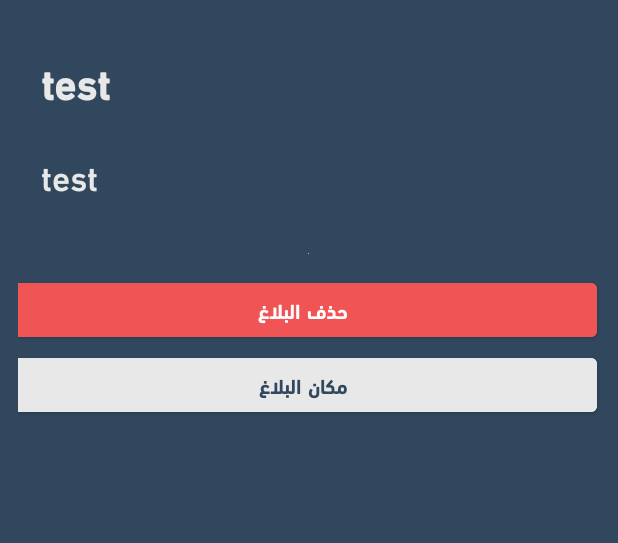
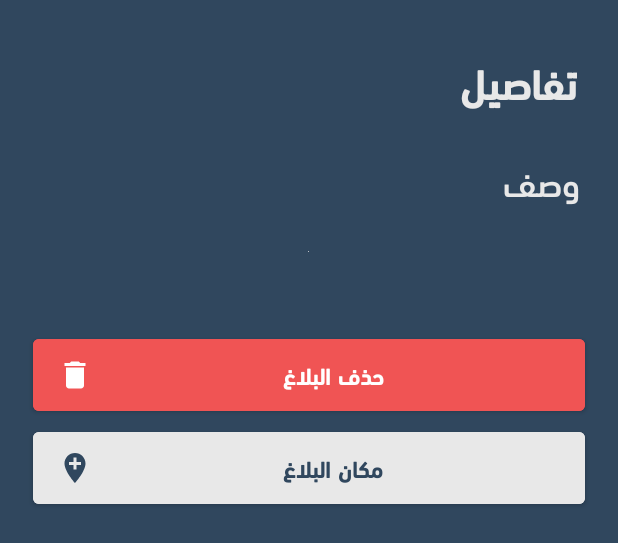
Before and after one commit to loai98/Nine11_2, an Android app: the layout activity_report_details.xml on its own in the app's theme, with its tools: preview values and no code run, on a phone screen of 412 x 824 dp. Shown: the top 543 px of the screen. Run offline under Robolectric (Android 15) with nearby library versions, the phone set to English and light mode, and no system bars.

Commit message:
it's done

```diff
--- a/app/src/main/AndroidManifest.xml
+++ b/app/src/main/AndroidManifest.xml
@@ -12,7 +12,7 @@
 
     <application
         android:allowBackup="true"
-        android:icon="@mipmap/ic_launcher"
+        android:icon="@drawable/header1"
         android:label="@string/app_name"
         android:roundIcon="@mipmap/ic_launcher_round"
         android:supportsRtl="true"
--- a/app/src/main/res/drawable/header_layer.xml
+++ b/app/src/main/res/drawable/header_layer.xml
@@ -4,7 +4,8 @@
 
     <gradient
         android:startColor="@color/colorLayerSemiDark"
-        android:centerColor="@color/colorLayerDark">
+        android:centerColor="#95000000"
+        android:endColor="@color/colorLayerSemiDark">
 
     </gradient>
 </shape>
--- /dev/null
+++ b/app/src/main/res/drawable/ic_baseline_delete_24.xml
@@ -0,0 +1,5 @@
+<vector android:height="24dp" android:tint="#FFFFFF"
+    android:viewportHeight="24" android:viewportWidth="24"
+    android:width="24dp" xmlns:android="http://schemas.android.com/apk/res/android">
+    <path android:fillColor="@android:color/white" android:pathData="M6,19c0,1.1 0.9,2 2,2h8c1.1,0 2,-0.9 2,-2V7H6v12zM19,4h-3.5l-1,-1h-5l-1,1H5v2h14V4z"/>
+</vector>
--- a/app/src/main/res/layout/activity_report_details.xml
+++ b/app/src/main/res/layout/activity_report_details.xml
@@ -18,36 +18,38 @@
 
         <TextView
             android:id="@+id/donationDetails_title"
-            android:layout_alignParentStart="true"
-            android:layout_marginStart="15dp"
+            android:layout_width="252dp"
+            android:layout_height="wrap_content"
             android:layout_marginTop="15dp"
+            android:layout_toStartOf="@id/donationDetails_date"
+            android:text="تفاصيل"
+            android:textColor="@color/colorThre"
             android:textSize="28sp"
-            android:layout_toStartOf="@id/donationDetails_date"
-            android:textStyle="bold"
-            android:text="test"
-            android:textColor="@color/colorThre"
-            android:layout_width="wrap_content"
-            android:layout_height="wrap_content"/>
+            android:textStyle="bold" />
 
         <TextView
             android:id="@+id/donationDetails_description"
+            android:layout_width="wrap_content"
+            android:layout_height="wrap_content"
             android:layout_below="@+id/donationDetails_title"
-            android:layout_alignParentStart="true"
-            android:layout_margin="15dp"
-            android:textSize="23sp"
-            android:text="test"
+            android:layout_alignParentEnd="true"
+            android:layout_marginTop="19dp"
+            android:layout_marginEnd="13dp"
+            android:layout_marginBottom="15dp"
+            android:text="وصف"
             android:textColor="@color/colorThre"
-            android:layout_width="wrap_content"
-            android:layout_height="wrap_content"/>
+            android:textSize="23sp" />
 
         <ImageView
             android:id="@+id/donationDetails_image"
-            android:layout_margin="15dp"
-            android:layout_below="@id/donationDetails_description"
+            android:layout_width="wrap_content"
+            android:layout_height="wrap_content"
+            android:layout_alignParentTop="true"
             android:layout_centerHorizontal="true"
-            android:layout_width="wrap_content"
-            android:src="@drawable/white_rec_back"
-            android:layout_height="wrap_content"/>
+            android:layout_marginStart="15dp"
+            android:layout_marginTop="155dp"
+            android:layout_marginEnd="15dp"
+            android:src="@drawable/white_rec_back" />
 
         <TextView
             android:layout_marginTop="25dp"
@@ -61,36 +63,39 @@
         <Button
             android:id="@+id/btnDelete"
             android:layout_width="match_parent"
-            android:layout_height="wrap_content"
-            android:layout_below="@id/donationDetails_description"
+            android:layout_height="60dp"
+            android:layout_below="@+id/donationDetails_image"
             android:layout_alignParentStart="true"
             android:layout_alignParentEnd="true"
-            android:layout_marginStart="-6dp"
-            android:layout_marginTop="29dp"
-            android:layout_marginEnd="2dp"
+            android:layout_marginTop="52dp"
+            android:layout_marginStart="10dp"
+            android:layout_marginEnd="10dp"
+            android:drawableLeft="@drawable/ic_baseline_delete_24"
             android:backgroundTint="@color/colorRed"
             android:text="@string/delete"
             android:textAllCaps="false"
-            android:textSize="13sp"
+            android:textSize="15sp"
             android:textStyle="bold"
             tools:layout_editor_absoluteX="30dp">
 
         </Button>
+
         <Button
             android:id="@+id/btnLoc"
             android:layout_width="match_parent"
-            android:layout_height="wrap_content"
+            android:layout_height="60dp"
+            android:drawableLeft="@drawable/ic_add_location_black"
             android:layout_below="@id/btnDelete"
             android:layout_alignParentStart="true"
             android:layout_alignParentEnd="true"
-            android:layout_marginStart="-6dp"
             android:layout_marginTop="2dp"
-            android:layout_marginEnd="2dp"
+            android:layout_marginStart="10dp"
+            android:layout_marginEnd="10dp"
             android:backgroundTint="@color/colorThre"
             android:textColor="@color/colorFor"
             android:text="@string/loc"
             android:textAllCaps="false"
-            android:textSize="13sp"
+            android:textSize="15sp"
             android:textStyle="bold"
             tools:layout_editor_absoluteX="30dp">
 
--- a/app/src/main/res/values-night/themes.xml
+++ b/app/src/main/res/values-night/themes.xml
@@ -2,13 +2,13 @@
     <!-- Base application theme. -->
     <style name="Theme.Nine11" parent="Theme.MaterialComponents.DayNight.NoActionBar">
         <!-- Primary brand color. -->
-        <item name="colorPrimary">@color/purple_200</item>
-        <item name="colorPrimaryVariant">@color/purple_700</item>
-        <item name="colorOnPrimary">@color/black</item>
+<!--        <item name="colorPrimary">@color/purple_200</item>-->
+        <item name="colorPrimaryVariant">@color/colorFor</item>
+<!--        <item name="colorOnPrimary">@color/black</item>-->
         <!-- Secondary brand color. -->
-        <item name="colorSecondary">@color/teal_200</item>
-        <item name="colorSecondaryVariant">@color/teal_200</item>
-        <item name="colorOnSecondary">@color/black</item>
+<!--        <item name="colorSecondary">@color/teal_200</item>-->
+<!--        <item name="colorSecondaryVariant">@color/teal_200</item>-->
+<!--        <item name="colorOnSecondary">@color/black</item>-->
         <!-- Status bar color. -->
 <!--        <item name="android:statusBarColor" tools:targetApi="l">?attr/colorPrimaryVariant</item>-->
         <!-- Customize your theme here. -->
--- a/app/src/main/res/values/colors.xml
+++ b/app/src/main/res/values/colors.xml
@@ -1,11 +1,11 @@
 <?xml version="1.0" encoding="utf-8"?>
 <resources>
-    <color name="purple_200">#FFBB86FC</color>
-    <color name="purple_500">#30475e</color>
-    <color name="purple_700">#30475e</color>
-    <color name="teal_200">#FF03DAC5</color>
-    <color name="teal_700">#FF018786</color>
-    <color name="black">#FF000000</color>
+<!--    <color name="purple_200">#FFBB86FC</color>-->
+<!--    <color name="purple_500">#30475e</color>-->
+<!--    <color name="purple_700">#30475e</color>-->
+<!--    <color name="teal_200">#FF03DAC5</color>-->
+<!--    <color name="teal_700">#FF018786</color>-->
+<!--    <color name="black">#FF000000</color>-->
     <color name="white">#FFFFFFFF</color>
 
 
--- a/app/src/main/res/values/strings.xml
+++ b/app/src/main/res/values/strings.xml
@@ -1,6 +1,6 @@
 <resources>
-    <string name="app_name">Nine11</string>
-    <string name="tag_line">911</string>
+    <string name="app_name">بلاغاتي</string>
+    <string name="tag_line">من أجل سلامتكم استخدموا تطبيق بلاغاتي وابلغوا عن جميع الأضرار</string>
     <string name="welcome">اهلا بك في تطبيق بلاغاتي</string>
     <!--sign in/up-->
     <string name="login">تسجيل الدخول</string>
```
Also changed, not shown: app/src/main/res/layout/activity_main.xml (+5 -4 lines), app/src/main/res/layout/activity_sign_up.xml (+16 -14 lines), app/src/main/res/layout/activity_sing_in.xml (+15 -12 lines), app/src/main/res/layout/list_item.xml (+22 -15 lines), app/src/main/res/drawable/header1.jpeg (added), app/src/main/res/drawable/header2.jpeg (added), app/src/main/res/drawable/logo.png (deleted), app/src/main/res/drawable/logo1.png (added), app/src/main/res/drawable/logo2.png (added).
